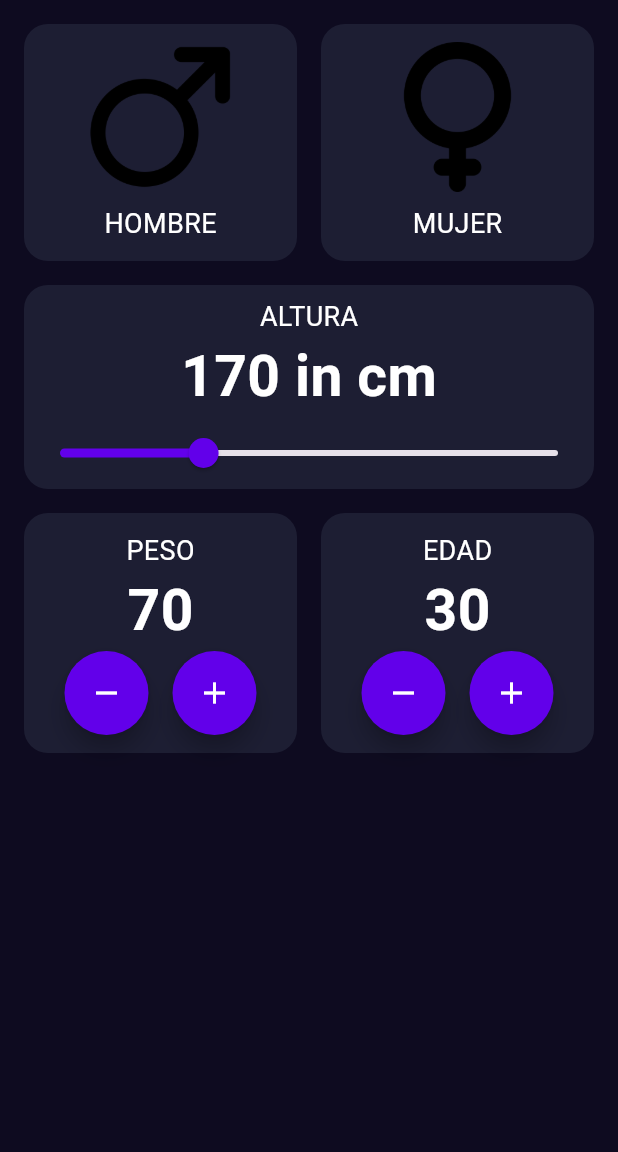
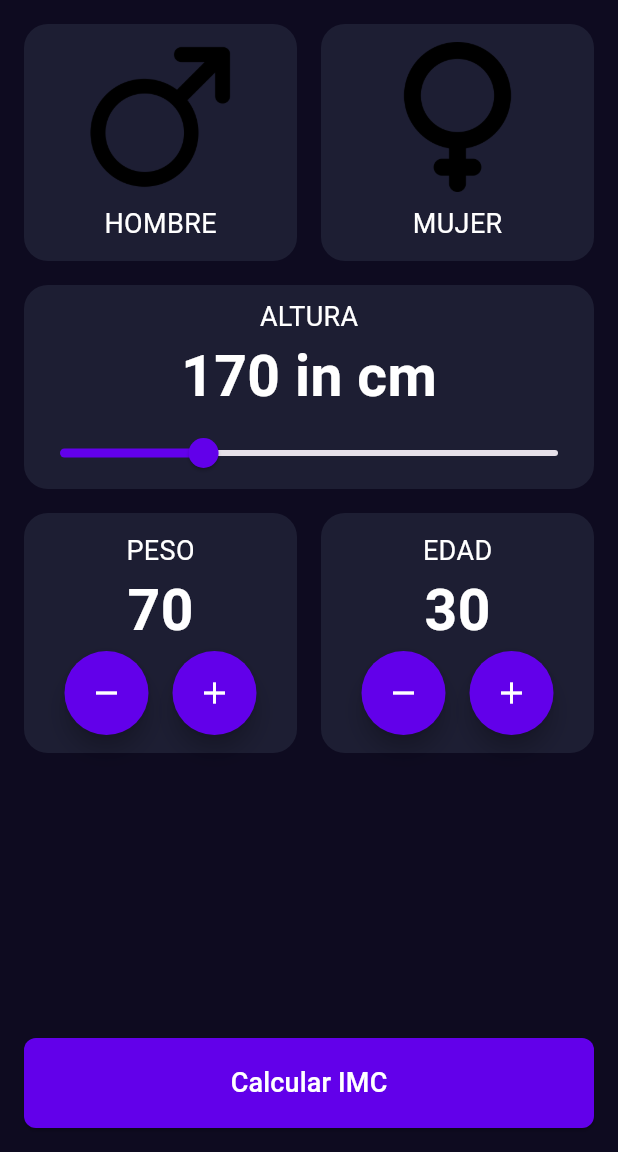
Before and after one commit to JulenWD/PruebaFlutter, a Flutter app: the screen it shows after launch, on a phone screen of 412 x 824 dp, the part 84-1236 px from its top. Run offline on Flutter 3.47's test engine with Material 3 defaults, Android fonts, the phone set to English and light mode, and no system bars.

Commit message:
he añadido el botón de la primera pantalla, además de añadir dependencias que parece que hacían que al migrar el proyecto de equipo no funcionase

```diff
--- a/lib/screens/imc_home_screen.dart
+++ b/lib/screens/imc_home_screen.dart
@@ -2,6 +2,8 @@ import 'package:flutter/material.dart';
 import 'package:imc_calculator/components/gender_selector.dart';
 import 'package:imc_calculator/components/height_selector.dart';
 import 'package:imc_calculator/components/number_selector.dart';
+import 'package:imc_calculator/core/app_colors.dart';
+import 'package:imc_calculator/core/text_styles.dart';
 
 class ImcHomeScreen extends StatefulWidget {
   const ImcHomeScreen({super.key});
@@ -63,6 +65,14 @@ class _ImcHomeScreenState extends State<ImcHomeScreen> {
             ],
           ),
         ),
+        Spacer(),
+        Padding(
+          padding: const EdgeInsets.all(16.0),
+          child: SizedBox(
+            height: 60,
+            width: double.infinity,
+            child: ElevatedButton(onPressed: () {}, style: ButtonStyle(shape: WidgetStateProperty.all(RoundedRectangleBorder(borderRadius: BorderRadius.circular(8))), backgroundColor: WidgetStateProperty.all(AppColors.primary)), child: Text("Calcular IMC", style: TextStyles.bodyText))),
+        )
       ],
     );
   }
```
